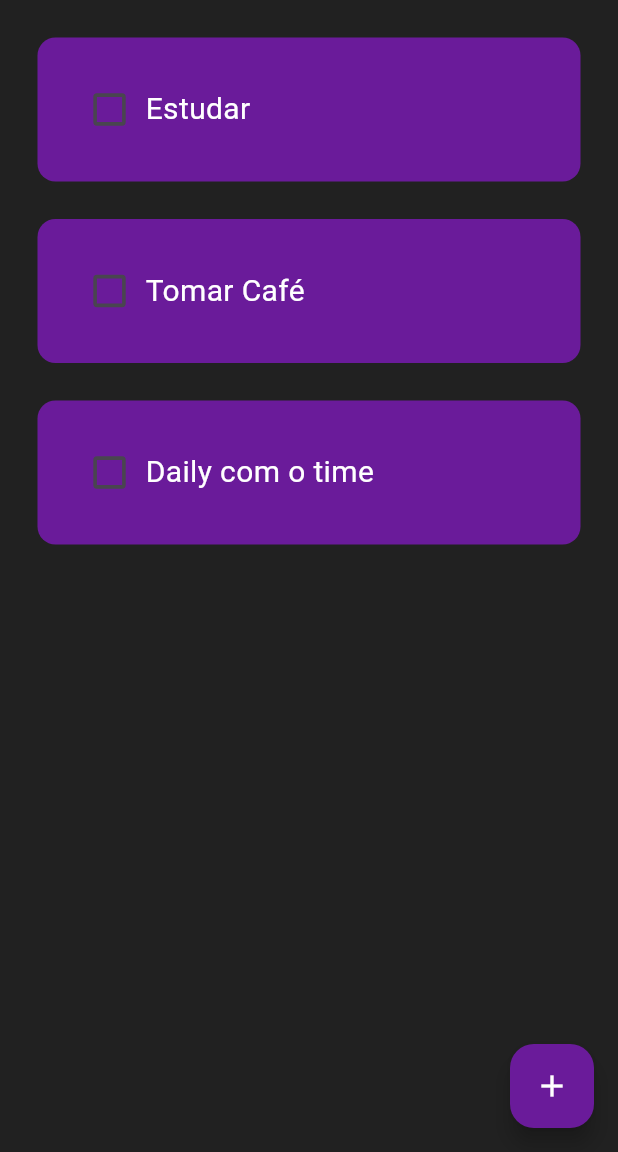
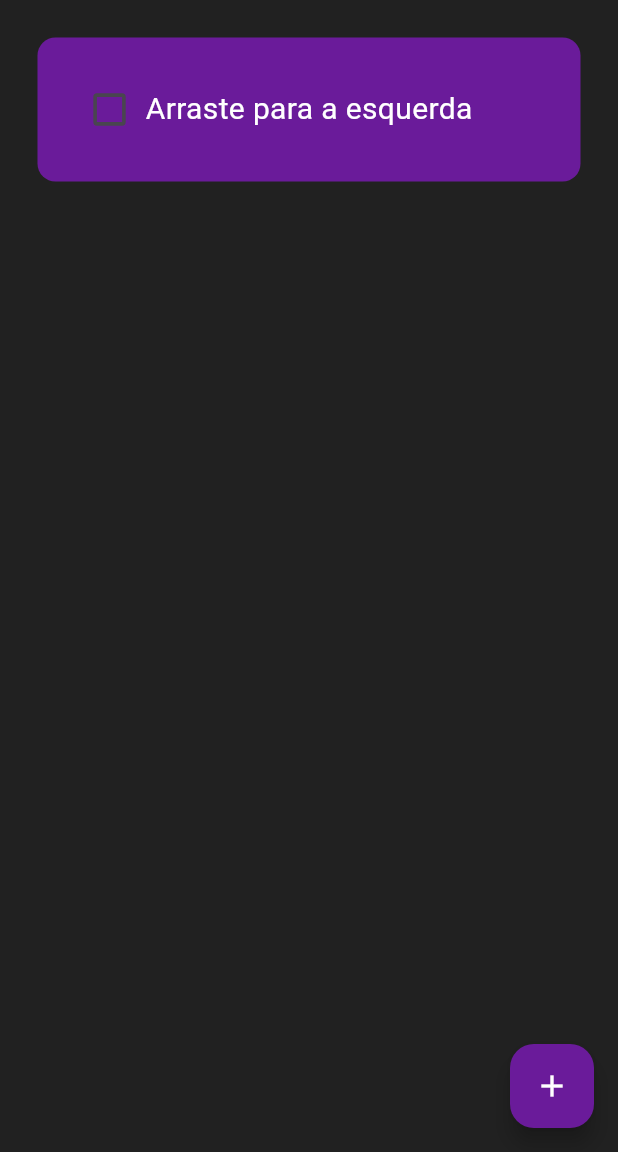
Before and after one commit to aguiarHugo/to_do_list, a Flutter app: the screen it shows after launch, on a phone screen of 412 x 824 dp, the part 84-1236 px from its top. Run offline on Flutter 3.47's test engine with Material 3 defaults, Android fonts, the phone set to English and light mode, and no system bars; drawn by our look-alikes of flutter_slidable; our stand-ins replace hive_flutter; accounts and stored records are empty.

Commit message:
Hive configurations

```diff
--- /dev/null
+++ b/lib/data/database.dart
@@ -0,0 +1,20 @@
+import 'package:hive_flutter/hive_flutter.dart';
+
+class ToDoDatabase {
+  List toDoList = [];
+  final _myBox = Hive.box('mybox');
+
+  void createInitialData() {
+    toDoList = [
+      ["Arraste para a esquerda", false],
+    ];
+  }
+
+  void loadData() {
+    toDoList = _myBox.get("TODOLIST") ?? [];
+  }
+
+  void updateDataBase() {
+    _myBox.put("TODOLIST", toDoList);
+  }
+}
--- a/lib/main.dart
+++ b/lib/main.dart
@@ -1,7 +1,10 @@
 import 'package:flutter/material.dart';
+import 'package:hive_flutter/hive_flutter.dart';
 import 'package:to_do_list/pages/home_page.dart';
 
-void main() {
+void main() async {
+  WidgetsFlutterBinding.ensureInitialized();
+  await Hive.initFlutter();
   runApp(const MyApp());
 }
 
@@ -10,9 +13,22 @@ class MyApp extends StatelessWidget {
 
   @override
   Widget build(BuildContext context) {
-    return const MaterialApp(
+    return MaterialApp(
       debugShowCheckedModeBanner: false,
-      home: HomePage(),
+      home: FutureBuilder(
+        future: Hive.openBox('mybox'),
+        builder: (context, snapshot) {
+          if (snapshot.connectionState == ConnectionState.done) {
+            if (snapshot.error != null) {
+              return Center(child: Text("Erro ao abrir a caixa do Hive"));
+            } else {
+              return const HomePage();
+            }
+          } else {
+            return const Center(child: CircularProgressIndicator());
+          }
+        },
+      ),
     );
   }
 }
--- a/lib/pages/home_page.dart
+++ b/lib/pages/home_page.dart
@@ -1,6 +1,7 @@
 // ignore_for_file: prefer_const_constructors
-
 import 'package:flutter/material.dart';
+import 'package:hive_flutter/hive_flutter.dart';
+import 'package:to_do_list/data/database.dart';
 import 'package:to_do_list/utils/dialogbox.dart';
 import 'package:to_do_list/utils/todo_tile.dart';
 
@@ -12,21 +13,28 @@ class HomePage extends StatefulWidget {
 }
 
 class _HomePageState extends State<HomePage> {
+  final _myBox = Hive.box('mybox');
+  final ToDoDatabase db = ToDoDatabase();
+
+  @override
+  void initState() {
+    super.initState();
+    if (_myBox.get('TODOLIST') == null) {
+      db.createInitialData();
+    } else {
+      db.loadData();
+    }
+  }
+
   // text controller
   final _controller = TextEditingController();
-
-  //List of ToDo Tasks
-  List toDoList = [
-    ["Estudar", false],
-    ["Tomar Café", false],
-    ["Daily com o time", false],
-  ];
 
   // checkbox was tapped
   void checkBoxChanged(bool? value, int index) {
     setState(() {
-      toDoList[index][1] = !toDoList[index][1];
+      db.toDoList[index][1] = !db.toDoList[index][1];
     });
+    db.updateDataBase();
   }
 
   // save new task
@@ -43,10 +51,11 @@ class _HomePageState extends State<HomePage> {
     }
 
     setState(() {
-      toDoList.add([_controller.text, false]);
+      db.toDoList.add([_controller.text, false]);
       _controller.clear();
     });
-    Navigator.of(context).pop(); // Fecha o diálogo
+    Navigator.of(context).pop(); // Close dialog
+    db.updateDataBase();
   }
 
   // create a new task
@@ -60,6 +69,14 @@ class _HomePageState extends State<HomePage> {
         );
       },
     );
+  }
+
+  // delete task
+  void deleteTask(int index) {
+    setState(() {
+      db.toDoList.removeAt(index);
+    });
+    db.updateDataBase();
   }
 
   @override
@@ -86,13 +103,13 @@ class _HomePageState extends State<HomePage> {
         ),
       ),
       body: ListView.builder(
-        itemCount: toDoList.length,
+        itemCount: db.toDoList.length,
         itemBuilder: (context, index) {
           return ToDoTile(
-            taskName: toDoList[index][0],
-            taskCompleted: toDoList[index][1],
-            onChanged: (value) => checkBoxChanged(value, index),
-          );
+              taskName: db.toDoList[index][0],
+              taskCompleted: db.toDoList[index][1],
+              onChanged: (value) => checkBoxChanged(value, index),
+              deleteFunction: (context) => deleteTask(index));
         },
       ),
     );
--- a/lib/utils/todo_tile.dart
+++ b/lib/utils/todo_tile.dart
@@ -1,23 +1,37 @@
 // ignore_for_file: prefer_const_constructors
 
 import 'package:flutter/material.dart';
+import 'package:flutter_slidable/flutter_slidable.dart';
 
 class ToDoTile extends StatelessWidget {
   final String taskName;
   final bool taskCompleted;
   Function(bool?)? onChanged;
+  Function(BuildContext)? deleteFunction;
 
-  ToDoTile({
-    super.key,
+  ToDoTile(
+      {super.key,
       required this.taskName,
       required this.taskCompleted,
       required this.onChanged,
-  });
+      required this.deleteFunction});
 
   @override
   Widget build(BuildContext context) {
     return Padding(
       padding: const EdgeInsets.only(left: 25, right: 25, top: 25),
+      child: Slidable(
+        endActionPane: ActionPane(
+          motion: StretchMotion(),
+          children: [
+            SlidableAction(
+              onPressed: deleteFunction,
+              icon: Icons.delete,
+              backgroundColor: Colors.red.shade400,
+              borderRadius: BorderRadius.circular(12),
+            )
+          ],
+        ),
         child: Container(
           padding: EdgeInsets.all(24),
           decoration: BoxDecoration(
@@ -50,6 +64,7 @@ class ToDoTile extends StatelessWidget {
             ],
           ),
         ),
+      ),
     );
   }
 }
```
Lines whose indentation alone changed are shown as unchanged.
